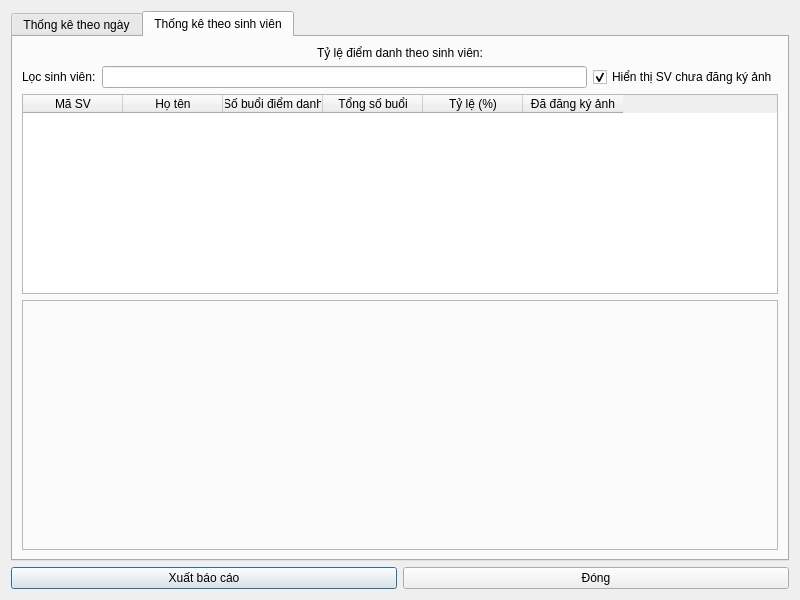
thaontp234112e/Project, file Face-Recogntion-PyQt/Face_Detection_PyQt_Final/statistic_window.ui: the form before one commit.
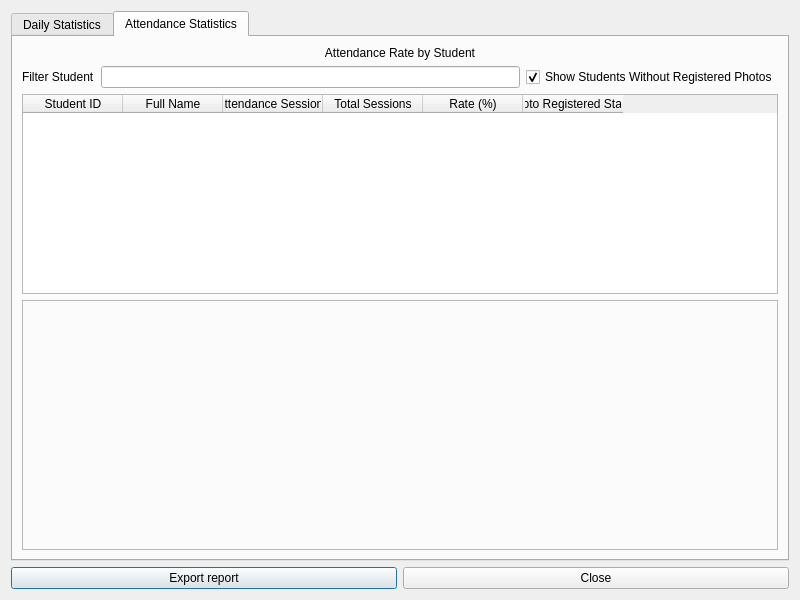
The form after the commit. The open tabs and pages were chosen to show the change. Icons and pictures are not drawn.

Patch:
```diff
--- a/Face-Recogntion-PyQt/Face_Detection_PyQt_Final/statistic_window.ui
+++ b/Face-Recogntion-PyQt/Face_Detection_PyQt_Final/statistic_window.ui
@@ -21,7 +21,7 @@
      </property>
      <widget class="QWidget" name="tabDateStats">
       <attribute name="title">
-       <string>Thống kê theo ngày</string>
+       <string>Daily Statistics</string>
       </attribute>
       <layout class="QVBoxLayout" name="verticalLayout_2">
        <item>
@@ -78,13 +78,13 @@
      </widget>
      <widget class="QWidget" name="tabStudentStats">
       <attribute name="title">
-       <string>Thống kê theo sinh viên</string>
+       <string>Attendance Statistics</string>
       </attribute>
       <layout class="QVBoxLayout" name="verticalLayout_3">
        <item>
         <widget class="QLabel" name="labelStudentStats">
          <property name="text">
-          <string>Tỷ lệ điểm danh theo sinh viên:</string>
+          <string>Attendance Rate by Student</string>
          </property>
          <property name="alignment">
           <set>Qt::AlignCenter</set>
@@ -96,7 +96,7 @@
          <item>
           <widget class="QLabel" name="labelFilter">
            <property name="text">
-            <string>Lọc sinh viên:</string>
+            <string>Filter Student</string>
            </property>
           </widget>
          </item>
@@ -106,7 +106,7 @@
          <item>
           <widget class="QCheckBox" name="checkBoxShowUnregistered">
            <property name="text">
-            <string>Hiển thị SV chưa đăng ký ảnh</string>
+            <string>Show Students Without Registered Photos</string>
            </property>
            <property name="checked">
             <bool>true</bool>
@@ -119,32 +119,32 @@
         <widget class="QTableWidget" name="tableWidgetStudentStats">
          <column>
           <property name="text">
-           <string>Mã SV</string>
+           <string>Student ID</string>
           </property>
          </column>
          <column>
           <property name="text">
-           <string>Họ tên</string>
+           <string>Full Name</string>
           </property>
          </column>
          <column>
           <property name="text">
-           <string>Số buổi điểm danh</string>
+           <string>Attendance Sessions</string>
           </property>
          </column>
          <column>
           <property name="text">
-           <string>Tổng số buổi</string>
+           <string>Total Sessions</string>
           </property>
          </column>
          <column>
           <property name="text">
-           <string>Tỷ lệ (%)</string>
+           <string>Rate (%)</string>
           </property>
          </column>
          <column>
           <property name="text">
-           <string>Đã đăng ký ảnh</string>
+           <string>Photo Registered Status</string>
           </property>
          </column>
         </widget>
@@ -174,14 +174,14 @@
      <item>
       <widget class="QPushButton" name="pushButtonExport">
        <property name="text">
-        <string>Xuất báo cáo</string>
+        <string>Export report</string>
        </property>
       </widget>
      </item>
      <item>
       <widget class="QPushButton" name="pushButtonClose">
        <property name="text">
-        <string>Đóng</string>
+        <string>Close</string>
        </property>
       </widget>
      </item>
```
Left out of the diff: 18 changed lines with no effect on the pictures.
